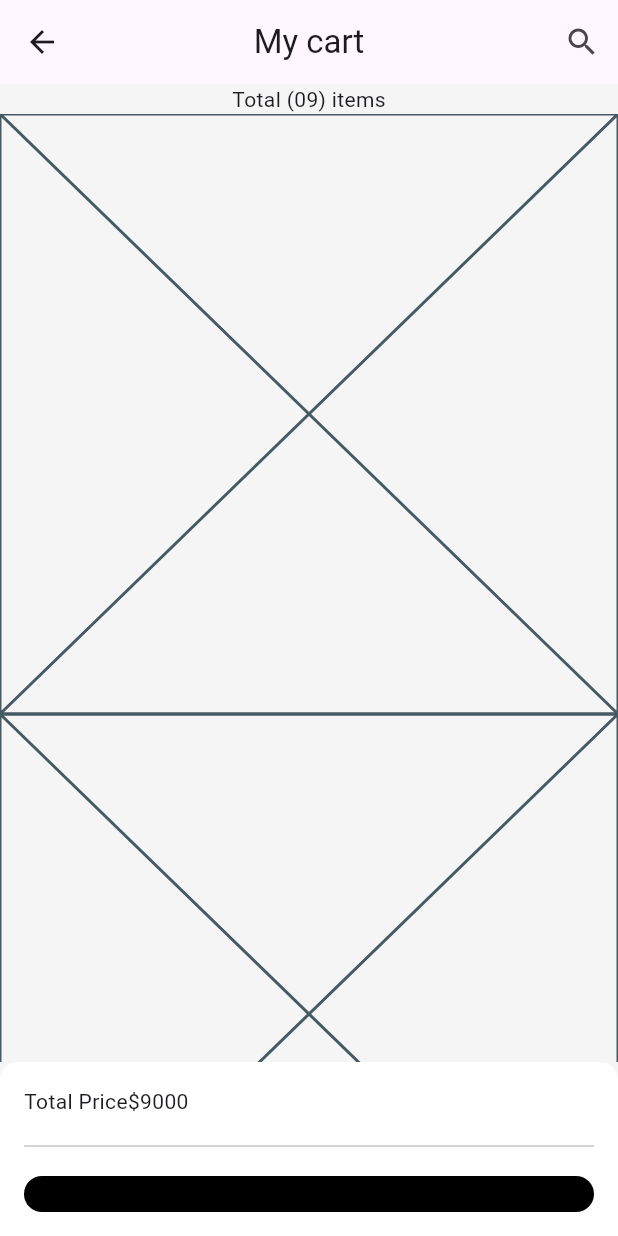
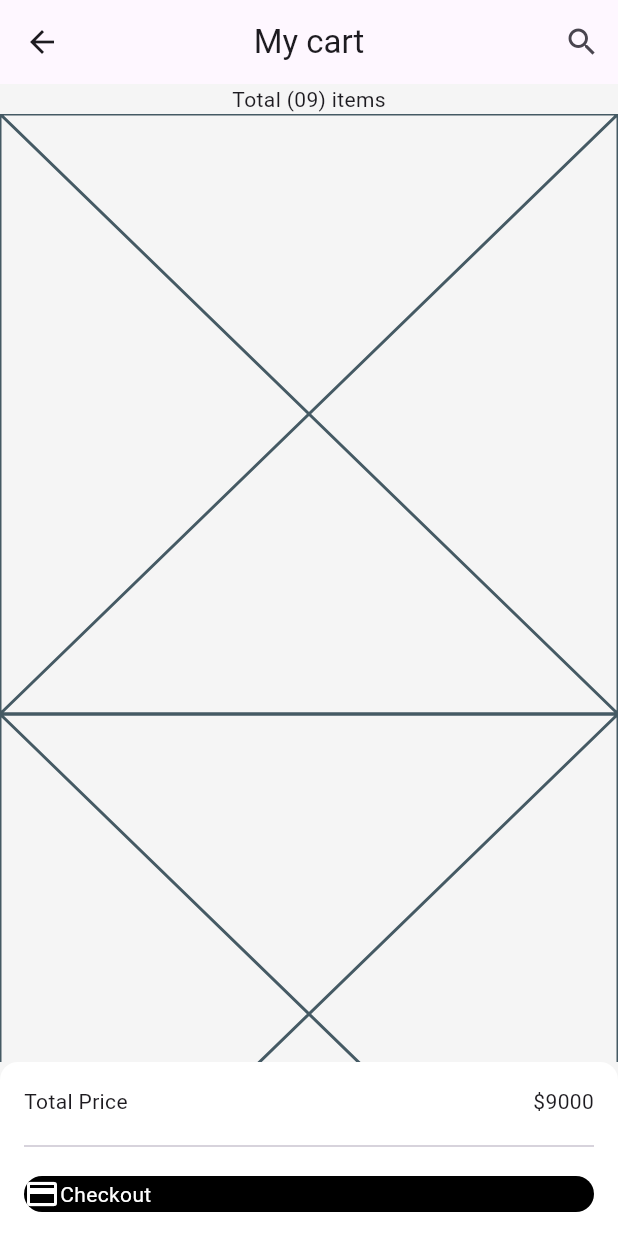
Before and after one commit to JAICHANGPARK/flutter_notebook_chapter_49, a Flutter app: the FurnitureCartPage screen opened directly, on a phone screen of 412 x 824 dp. Run offline on Flutter 3.47's test engine with Material 3 defaults, Android fonts, the phone set to English and light mode, and no system bars; our stand-ins replace dots_indicator, gap, google_fonts.

Commit message:
Update furniture_cart_page.dart

```diff
--- a/lib/ep2460_furniture_app/ui/furniture_cart_page.dart
+++ b/lib/ep2460_furniture_app/ui/furniture_cart_page.dart
@@ -42,6 +42,7 @@ class _FurnitureCartPageState extends State<FurnitureCartPage> {
               spacing: 12,
               children: [
                 Row(
+                  mainAxisAlignment: MainAxisAlignment.spaceBetween,
                   children: [
                    Text("Total Price"),
                    Text("\$9000"),
@@ -55,9 +56,9 @@ class _FurnitureCartPageState extends State<FurnitureCartPage> {
                   ),
                   child: Row(
                     children: [
-                      Icon(Icons.credit_card),
+                      Icon(Icons.credit_card,color: Colors.white,),
                       Text("Checkout", style: TextStyle(
-                        color: Colors.black,
+                        color: Colors.white,
                       ),)
                     ],
                   ),
```
